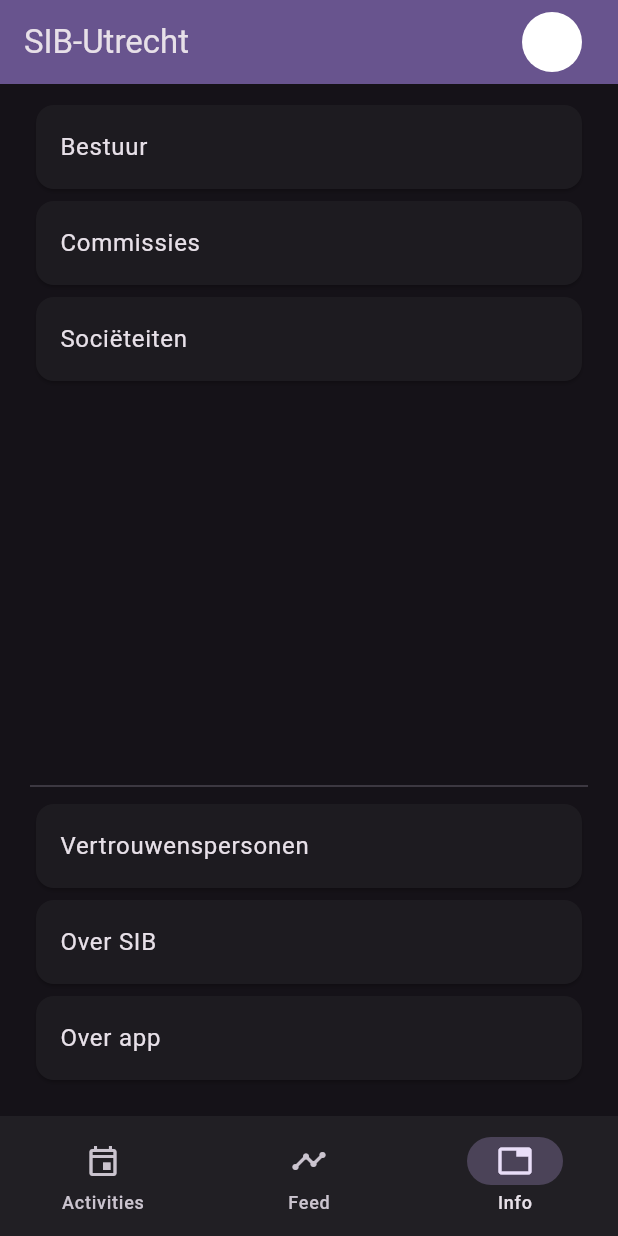
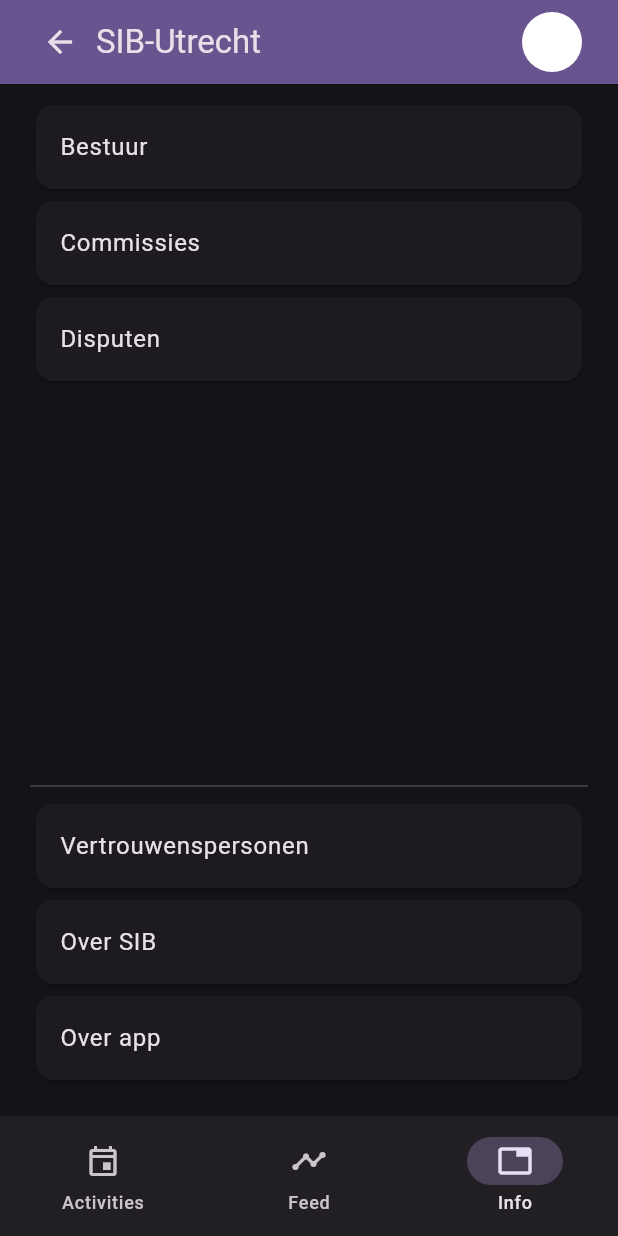
Before and after one commit to vkuhlmann/sib-utrecht-app, a Flutter app: the screen it shows after launch, item 3 of the bottom bar chosen, on a phone screen of 412 x 824 dp. Run offline on Flutter 3.47's test engine with Material 2 defaults, Android fonts, the phone set to English and light mode, and no system bars; our stand-ins replace flutter_secure_storage, go_router; accounts and stored records are empty; network calls fail.

```diff
--- a/flutter/sib_utrecht_app/lib/main.dart
+++ b/flutter/sib_utrecht_app/lib/main.dart
@@ -21,6 +21,7 @@ part 'pages/activities.dart';
 part 'pages/debug.dart';
 part 'pages/info.dart';
 part 'pages/authorize.dart';
+part 'pages/event.dart';
 
 late Future<void> dateFormattingInitialization;
 const String wordpressUrl = "http://192.168.50.200/wordpress";
@@ -54,6 +55,8 @@ class ScaffoldWithNavbar extends StatefulWidget {
   final StatefulNavigationShell navigationShell;
   final String title;
   final String currentPage;
+
+  // final BuildContext? rootContext = _rootNavigatorKey.currentContext;
 
   @override
   State<ScaffoldWithNavbar> createState() => _ScaffoldWithNavbarState();
@@ -266,12 +269,12 @@ class _ScaffoldWithNavbarState extends State<ScaffoldWithNavbar> {
     //   ),
     // );
 
-    var pages = ["/", "/feed", "/info"];
-    print("Current page is ${widget.currentPage}");
-    int currentPageIndex = pages.indexOf(widget.currentPage);
-    if (currentPageIndex == -1) {
-      currentPageIndex = 0;
-    }
+    // var pages = ["/", "/feed", "/info"];
+    // print("Current page is ${widget.currentPage}");
+    // int currentPageIndex = pages.indexOf(widget.currentPage);
+    // if (currentPageIndex == -1) {
+    //   currentPageIndex = 0;
+    // }
 
     return Preferences(
         locale: "nl_NL",
@@ -284,12 +287,18 @@ class _ScaffoldWithNavbarState extends State<ScaffoldWithNavbar> {
             child: Scaffold(
                 bottomNavigationBar: NavigationBar(
                   onDestinationSelected: (int index) {
-                    setState(() {
-                      currentPageIndex = index;
-                    });
-                    context.go(pages[index]);
+                    // setState(() {
+                    //   currentPageIndex = index;
+                    // });
+                    // context.go(pages[index]);
+                    _onTap(index);
                   },
-                  selectedIndex: currentPageIndex,
+                  selectedIndex: (({
+                    0: 0,
+                    1: 1,
+                    2: 2,
+                    3: 0
+                  })[widget.navigationShell.currentIndex]!),
                   destinations: const <Widget>[
                     // NavigationDestination(
                     //   icon: Icon(Icons.home),
@@ -324,6 +333,12 @@ class _ScaffoldWithNavbarState extends State<ScaffoldWithNavbar> {
                         Theme.of(context).colorScheme.inversePrimary,
                     title: Row(
                       children: <Widget>[
+                        BackButton(onPressed: () {
+                          // Navigator.maybePop(context);
+                          // context.pop();
+                          _rootNavigatorKey.currentContext!.pop();
+                          // widget.
+                        },),
                         Text(widget.title),
                         const Spacer(),
                         // Text("Test")
@@ -381,14 +396,34 @@ final GoRouter _router = GoRouter(
   routes: <RouteBase>[
     GoRoute(
       path: '/authorize',
-      builder: (context, state) => AuthorizePage(params: state.uri.queryParameters),
+      builder: (context, state) =>
+          AuthorizePage(params: state.uri.queryParameters),
     ),
     StatefulShellRoute.indexedStack(
         builder: (context, state, navigationShell) {
           return ScaffoldWithNavbar(navigationShell,
-              currentPage: state.matchedLocation ?? "/", title: "SIB-Utrecht");
+              currentPage: state.matchedLocation, title: "SIB-Utrecht");
         },
         branches: [
+          StatefulShellBranch(
+              navigatorKey: _sectionNavigatorKey,
+              initialLocation: '/',
+              routes: <RouteBase>[
+                GoRoute(
+                  path: '/',
+                  builder: (context, state) => const ActivitiesPage(),
+                ),
+                GoRoute(
+                    path: '/event/:event_id',
+                    builder: (context, state) {
+                      int? eventId;
+                      if (state.pathParameters.containsKey('event_id')) {
+                        eventId =
+                            int.tryParse(state.pathParameters['event_id']!);
+                      }
+                      return EventPage(eventId: eventId);
+                    })
+              ]),
           StatefulShellBranch(routes: <RouteBase>[
             GoRoute(
                 path: '/feed',
@@ -398,14 +433,17 @@ final GoRouter _router = GoRouter(
             GoRoute(
                 path: '/info', builder: (context, state) => const InfoPage()),
           ]),
-          StatefulShellBranch(
-              navigatorKey: _sectionNavigatorKey,
-              routes: <RouteBase>[
-                GoRoute(
-                  path: '/',
-                  builder: (context, state) => const ActivitiesPage(),
-                )
-              ]),
+          // StatefulShellBranch(initialLocation: "/event/1", routes: <RouteBase>[
+          //   GoRoute(
+          //       path: "/event/:event_id",
+          //       builder: (context, state) {
+          //         int? eventId;
+          //         if (state.pathParameters.containsKey('event_id')) {
+          //           eventId = int.tryParse(state.pathParameters['event_id']!);
+          //         }
+          //         return EventPage(eventId: eventId);
+          //       })
+          // ]),
         ])
 
     // GoRoute(
--- a/flutter/sib_utrecht_app/lib/pages/info.dart
+++ b/flutter/sib_utrecht_app/lib/pages/info.dart
@@ -39,9 +39,9 @@ class _InfoPageState extends State<InfoPage> {
           slivers: [
             SliverList(
               delegate: SliverChildListDelegate([
-                Card(child: ListTile(title: const Text("Bestuur"))),
-                Card(child: ListTile(title: const Text("Commissies"))),
-                Card(child: ListTile(title: const Text("Sociëteiten"))),
+                const Card(child: ListTile(title: Text("Bestuur"))),
+                const Card(child: ListTile(title: Text("Commissies"))),
+                const Card(child: ListTile(title: Text("Disputen"))),
                 // Expanded(child: Container()),
                 // Spacer(),
                 // Divider(),
@@ -52,15 +52,15 @@ class _InfoPageState extends State<InfoPage> {
             ),
             const SliverFillRemaining(
               hasScrollBody: false,
-              child: Padding(padding: const EdgeInsets.fromLTRB(0, 0, 0, 20),
+              child: Padding(padding: EdgeInsets.fromLTRB(0, 0, 0, 20),
               child:
               Column(
                 mainAxisAlignment: MainAxisAlignment.end,
                 children: [
                   Divider(),
-                  Card(child: ListTile(title: const Text("Vertrouwenspersonen"))),
-                  Card(child: ListTile(title: const Text("Over SIB"))),
-                  Card(child: ListTile(title: const Text("Over app"))),
+                  Card(child: ListTile(title: Text("Vertrouwenspersonen"))),
+                  Card(child: ListTile(title: Text("Over SIB"))),
+                  Card(child: ListTile(title: Text("Over app"))),
                 ]
               ))
 
```
Also changed, not shown: flutter/sib_utrecht_app/lib/pages/activities.dart (+26 -3 lines), flutter/sib_utrecht_app/lib/pages/event.dart (added, +76 -0 lines).
